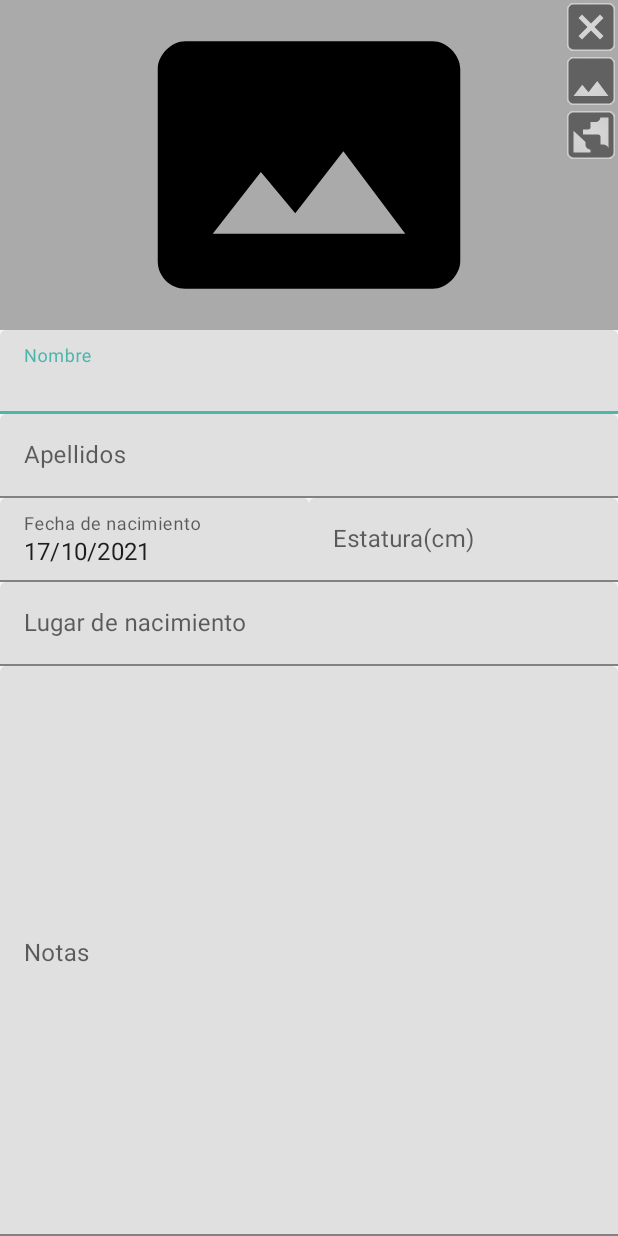
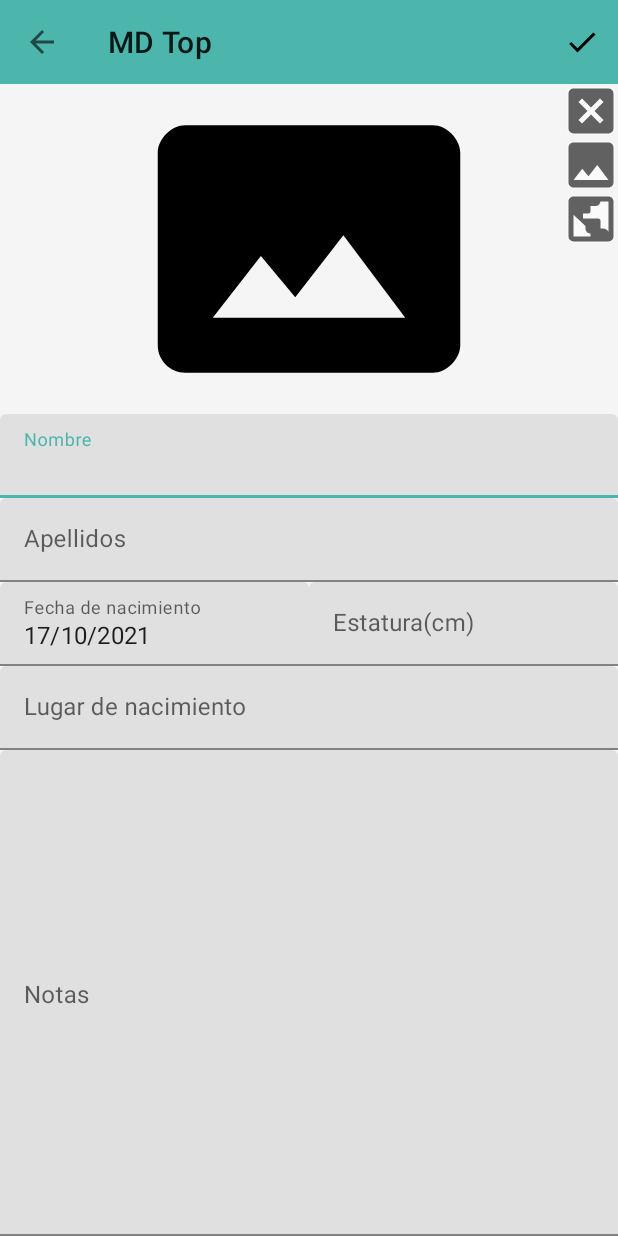
Before and after one commit to franlop24/MD-TopArtists, an Android app: the AddArtistActivity screen opened directly, with no data from a screen before it, on a phone screen of 412 x 824 dp. Run offline under Robolectric (Android 15) with nearby library versions, the phone set to English and light mode, and no system bars; our stand-ins replace ButterKnife; libraries missing offline, so code that uses them is left out: com.raizlabs.android; pictures from the network do not load.

Commit message:
Vista AddArtist - Rediseno base

```diff
--- a/app/src/main/java/com/alain/cursos/top/AddArtistActivity.java
+++ b/app/src/main/java/com/alain/cursos/top/AddArtistActivity.java
@@ -20,6 +20,7 @@ import android.widget.DatePicker;
 import android.widget.EditText;
 
 import androidx.appcompat.app.ActionBar;
+import androidx.appcompat.widget.Toolbar;
 import androidx.appcompat.app.AlertDialog;
 import androidx.appcompat.app.AppCompatActivity;
 import androidx.appcompat.widget.AppCompatImageView;
@@ -56,6 +57,8 @@ public class AddArtistActivity extends AppCompatActivity implements DatePickerDi
     TextInputEditText etLugarNacimiento;
     @BindView(R.id.etNotas)
     TextInputEditText etNotas;
+    @BindView(R.id.toolbar)
+    Toolbar toolbar;
 
     private Artista mArtista;
     private Calendar mCalendar;
@@ -72,6 +75,7 @@ public class AddArtistActivity extends AppCompatActivity implements DatePickerDi
     }
 
     private void configActionBar() {
+        setSupportActionBar(toolbar);
         ActionBar actionBar = getSupportActionBar();
         if (actionBar != null) {
             actionBar.setDisplayHomeAsUpEnabled(true);
--- a/app/src/main/res/drawable/ic_check.xml
+++ b/app/src/main/res/drawable/ic_check.xml
@@ -4,6 +4,6 @@
         android:viewportWidth="24.0"
         android:viewportHeight="24.0">
     <path
-        android:fillColor="#fff"
+        android:fillColor="#000"
         android:pathData="M9,16.17L4.83,12l-1.42,1.41L9,19 21,7l-1.41,-1.41z"/>
 </vector>
--- a/app/src/main/res/layout/activity_add_artist.xml
+++ b/app/src/main/res/layout/activity_add_artist.xml
@@ -1,11 +1,33 @@
 <?xml version="1.0" encoding="utf-8"?>
-<ScrollView xmlns:android="http://schemas.android.com/apk/res/android"
+
+<androidx.coordinatorlayout.widget.CoordinatorLayout xmlns:android="http://schemas.android.com/apk/res/android"
     xmlns:app="http://schemas.android.com/apk/res-auto"
     xmlns:tools="http://schemas.android.com/tools"
+    android:id="@+id/coordinator"
+    android:layout_width="match_parent"
+    android:layout_height="match_parent"
+    android:fitsSystemWindows="true"
+    tools:context="com.alain.cursos.top.AddArtistActivity">
+
+    <com.google.android.material.appbar.AppBarLayout
+        android:layout_width="match_parent"
+        android:layout_height="wrap_content"
+        android:fitsSystemWindows="true"
+        app:liftOnScroll="true">
+
+        <androidx.appcompat.widget.Toolbar
+            android:id="@+id/toolbar"
+            android:layout_width="match_parent"
+            android:layout_height="wrap_content"
+            style="?toolbarStyle" />
+
+    </com.google.android.material.appbar.AppBarLayout>
+
+
+    <androidx.core.widget.NestedScrollView
         android:layout_width="match_parent"
         android:layout_height="match_parent"
         android:fillViewport="true"
-    tools:context="com.alain.cursos.top.AddArtistActivity"
         app:layout_behavior="@string/appbar_scrolling_view_behavior">
 
         <LinearLayout
@@ -21,8 +43,8 @@
                     android:id="@+id/imgFoto"
                     android:layout_width="match_parent"
                     android:layout_height="@dimen/app_bar_height"
-                android:background="@android:color/darker_gray"
-                android:src="@drawable/ic_photo_size_select_actual"/>
+                    android:src="@drawable/ic_photo_size_select_actual"
+                    android:tint="@color/color_on_background"/>
 
                 <LinearLayout
                     android:layout_width="wrap_content"
@@ -31,15 +53,15 @@
                     android:orientation="vertical">
 
                     <androidx.appcompat.widget.AppCompatImageView
-                    style="@style/AppTheme.ImageViewButton"
+                        style="@style/ImageViewButton"
                         android:id="@+id/imgDeleteFoto"
                         android:src="@drawable/ic_close_box"/>
                     <androidx.appcompat.widget.AppCompatImageView
-                    style="@style/AppTheme.ImageViewButton"
+                        style="@style/ImageViewButton"
                         android:id="@+id/imgFromGallery"
                         android:src="@drawable/ic_image"/>
                     <androidx.appcompat.widget.AppCompatImageView
-                    style="@style/AppTheme.ImageViewButton"
+                        style="@style/ImageViewButton"
                         android:id="@+id/imgFromUrl"
                         android:src="@drawable/ic_earth_box"/>
                 </LinearLayout>
@@ -128,4 +150,5 @@
                     android:maxLength="@integer/notas_maxLenght"/>
             </com.google.android.material.textfield.TextInputLayout>
         </LinearLayout>
-</ScrollView>
+    </androidx.core.widget.NestedScrollView>
+</androidx.coordinatorlayout.widget.CoordinatorLayout>
--- a/app/src/main/res/layout/activity_detalle.xml
+++ b/app/src/main/res/layout/activity_detalle.xml
@@ -43,15 +43,15 @@
                     android:layout_marginTop="?attr/actionBarSize">
 
                     <androidx.appcompat.widget.AppCompatImageView
-                        style="@style/AppTheme.ImageViewButton"
+                        style="@style/ImageViewButton"
                         android:id="@+id/imgDeleteFoto"
                         android:src="@drawable/ic_close_box"/>
                     <androidx.appcompat.widget.AppCompatImageView
-                        style="@style/AppTheme.ImageViewButton"
+                        style="@style/ImageViewButton"
                         android:id="@+id/imgFromGallery"
                         android:src="@drawable/ic_image"/>
                     <androidx.appcompat.widget.AppCompatImageView
-                        style="@style/AppTheme.ImageViewButton"
+                        style="@style/ImageViewButton"
                         android:id="@+id/imgFromUrl"
                         android:src="@drawable/ic_earth_box"/>
                 </LinearLayout>
--- a/app/src/main/res/layout/content_main.xml
+++ b/app/src/main/res/layout/content_main.xml
@@ -4,6 +4,7 @@
     xmlns:tools="http://schemas.android.com/tools"
     android:layout_width="match_parent"
     android:layout_height="match_parent"
+    android:background="@color/color_surface"
     app:layout_behavior="@string/appbar_scrolling_view_behavior"
     tools:context="com.alain.cursos.top.MainActivity"
     tools:showIn="@layout/activity_main">
--- a/app/src/main/res/values/styles.xml
+++ b/app/src/main/res/values/styles.xml
@@ -17,7 +17,7 @@
 
     <style name="AppTheme.PopupOverlay" parent="ThemeOverlay.AppCompat.Light" />
 
-    <style name="AppTheme.ImageViewButton">
+    <style name="ImageViewButton">
         <item name="android:layout_width">wrap_content</item>
         <item name="android:layout_height">wrap_content</item>
         <item name="android:background">@drawable/background_image_button</item>
```
Lines whose indentation alone changed are shown as unchanged.
